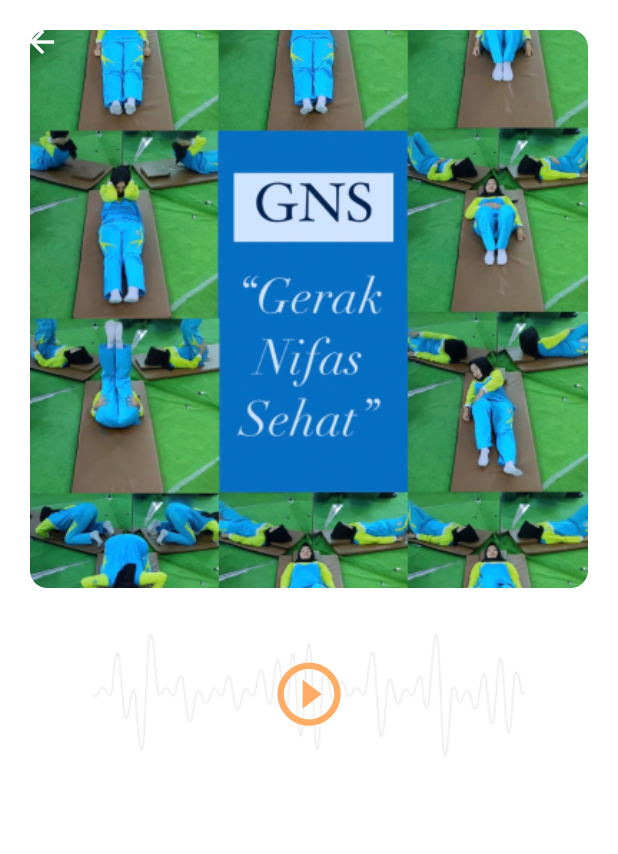
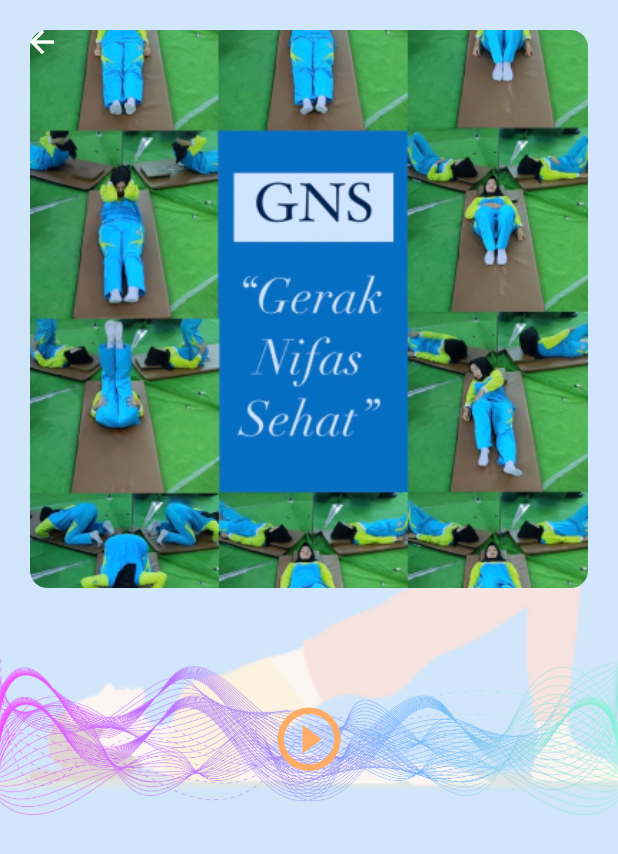
Before and after one commit to goggxi-development/gerakan-nifas-sehat, a Flutter app: the FavouriteView screen opened by its route, on a phone screen of 412 x 824 dp. Shown: the top 854 px of the screen. Run offline on Flutter 3.47's test engine with Material 2 defaults, Android fonts, the phone set to English and light mode, and no system bars; our stand-ins replace audioplayers, device_preview, flutter_screenutil, get, get_storage, hive and 2 more; accounts and stored records are empty.

Commit message:
Feat:update bg

```diff
--- a/lib/app/modules/about_us/views/about_us_view.dart
+++ b/lib/app/modules/about_us/views/about_us_view.dart
@@ -16,7 +16,7 @@ class AboutUsView extends GetView<AboutUsController> {
             image: const AssetImage("assets/images/lg0.png"),
             fit: BoxFit.cover,
             colorFilter: ColorFilter.mode(
-              white.withOpacity(0.07),
+              white.withOpacity(0.2),
               BlendMode.dstATop,
             ),
           ),
--- a/lib/app/modules/alat/views/alat_view.dart
+++ b/lib/app/modules/alat/views/alat_view.dart
@@ -22,7 +22,7 @@ class AlatView extends GetView<AlatController> {
             image: const AssetImage("assets/images/lg0.png"),
             fit: BoxFit.cover,
             colorFilter: ColorFilter.mode(
-              white.withOpacity(0.07),
+              white.withOpacity(0.2),
               BlendMode.dstATop,
             ),
           ),
--- a/lib/app/modules/favourite/views/favourite_view.dart
+++ b/lib/app/modules/favourite/views/favourite_view.dart
@@ -17,7 +17,18 @@ class FavouriteView extends GetView<FavouriteController> {
   final MusicController musicController = Get.find<MusicController>();
   @override
   Widget build(BuildContext context) {
-    return CustomScrollView(
+    return Container(
+      decoration: BoxDecoration(
+        image: DecorationImage(
+          image: const AssetImage("assets/images/lg0.png"),
+          fit: BoxFit.cover,
+          colorFilter: ColorFilter.mode(
+            white.withOpacity(0.2),
+            BlendMode.dstATop,
+          ),
+        ),
+      ),
+      child: CustomScrollView(
         slivers: [
           SliverAppBar(
             backgroundColor: Colors.transparent,
@@ -39,28 +50,16 @@ class FavouriteView extends GetView<FavouriteController> {
               ),
             ),
           ),
-        SliverPadding(
-          padding: const EdgeInsets.only(left: 20, right: 20, bottom: 20),
-          sliver: SliverToBoxAdapter(
+          SliverToBoxAdapter(
             child: Container(
-              padding: const EdgeInsets.all(10),
-              // decoration: BoxDecoration(
-              //   border: Border.all(
-              //     color: Colors.black,
-              //     width: 0.5,
-              //   ),
-              //   borderRadius: BorderRadius.circular(
-              //     12.r,
-              //   ),
-              // ),
+              padding: const EdgeInsets.only(bottom: 30, top: 25),
               child: Stack(
+                alignment: Alignment.center,
                 children: [
-                  Center(
-                    child: Image.asset(
-                      "assets/images/soundwaves.png",
-                      height: 0.1.sh,
-                      width: 1.sw,
-                    ),
+                  Image.asset(
+                    "assets/images/sound.png",
+                    width: context.width,
+                    fit: BoxFit.fitWidth,
                   ),
                   GestureDetector(
                     onTap: () {
@@ -98,7 +97,6 @@ class FavouriteView extends GetView<FavouriteController> {
                     ),
                   )
                 ],
-              ),
               ),
             ),
           ),
@@ -163,7 +161,8 @@ class FavouriteView extends GetView<FavouriteController> {
                                                 style: TextStyle(
                                                     color: Colors.white,
                                                     fontSize: 14.sp,
-                                                  fontWeight: FontWeight.bold),
+                                                    fontWeight:
+                                                        FontWeight.bold),
                                               ),
                                               10.horizontalSpace,
                                             ],
@@ -225,6 +224,7 @@ class FavouriteView extends GetView<FavouriteController> {
             ),
           ),
         ],
+      ),
     );
   }
 }
--- a/lib/app/modules/introduction/views/introduction_view.dart
+++ b/lib/app/modules/introduction/views/introduction_view.dart
@@ -37,7 +37,7 @@ class IntroductionView extends GetView<IntroductionController> {
             image: const AssetImage("assets/images/lg0.png"),
             fit: BoxFit.cover,
             colorFilter: ColorFilter.mode(
-              white.withOpacity(0.07),
+              white.withOpacity(0.2),
               BlendMode.dstATop,
             ),
           ),
--- a/lib/app/modules/pengantar/views/pengantar_view.dart
+++ b/lib/app/modules/pengantar/views/pengantar_view.dart
@@ -22,7 +22,7 @@ class PengantarView extends GetView<PengantarController> {
             image: const AssetImage("assets/images/lg0.png"),
             fit: BoxFit.cover,
             colorFilter: ColorFilter.mode(
-              white.withOpacity(0.07),
+              white.withOpacity(0.2),
               BlendMode.dstATop,
             ),
           ),
```
Also changed, not shown: lib/app/modules/home/views/home_view.dart (+33 -28 lines), assets/images/sound.png (added). Lines whose indentation alone changed are shown as unchanged.
